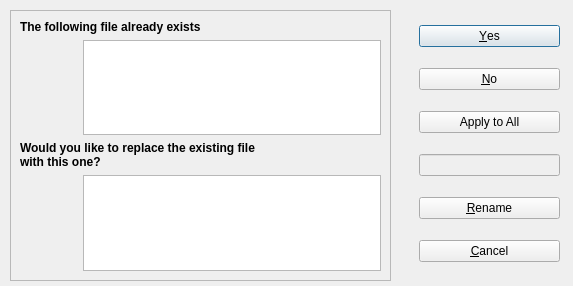
Above: trunk/src/overwriteui.ui from ruphy/aku before the change. Below: the same form after it.
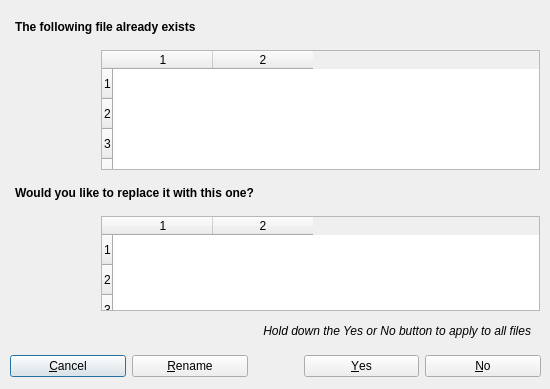
That is the form after the change. Custom widgets are drawn as their Qt base class.

Commit message: ovewrite dialog restyling

```diff
--- a/trunk/src/overwriteui.ui
+++ b/trunk/src/overwriteui.ui
@@ -8,8 +8,8 @@
    <rect>
     <x>0</x>
     <y>0</y>
-    <width>573</width>
-    <height>286</height>
+    <width>550</width>
+    <height>389</height>
    </rect>
   </property>
   <property name="sizePolicy" >
@@ -20,189 +20,59 @@
   </property>
   <property name="minimumSize" >
    <size>
-    <width>573</width>
+    <width>550</width>
     <height>286</height>
    </size>
   </property>
   <property name="maximumSize" >
    <size>
-    <width>573</width>
-    <height>286</height>
+    <width>550</width>
+    <height>400</height>
    </size>
   </property>
   <property name="windowTitle" >
    <string>Dialog</string>
   </property>
-  <widget class="QFrame" name="frame" >
+  <widget class="QWidget" name="horizontalLayoutWidget" >
    <property name="geometry" >
     <rect>
      <x>10</x>
-     <y>10</y>
-     <width>381</width>
-     <height>271</height>
+     <y>350</y>
+     <width>531</width>
+     <height>32</height>
     </rect>
    </property>
-   <property name="frameShape" >
-    <enum>QFrame::StyledPanel</enum>
-   </property>
-   <property name="frameShadow" >
-    <enum>QFrame::Sunken</enum>
-   </property>
-   <widget class="QWidget" name="gridLayoutWidget" >
-    <property name="geometry" >
-     <rect>
-      <x>10</x>
-      <y>10</y>
-      <width>361</width>
-      <height>251</height>
-     </rect>
-    </property>
-    <layout class="QGridLayout" name="gridLayout" >
-     <item row="0" column="0" >
-      <widget class="QLabel" name="label" >
-       <property name="font" >
-        <font>
-         <pointsize>9</pointsize>
-         <weight>75</weight>
-         <bold>true</bold>
-        </font>
-       </property>
-       <property name="text" >
-        <string>The following file already exists</string>
-       </property>
-       <property name="textInteractionFlags" >
-        <set>Qt::NoTextInteraction</set>
-       </property>
-      </widget>
-     </item>
-     <item row="4" column="0" >
-      <widget class="QLabel" name="label_3" >
-       <property name="font" >
-        <font>
-         <pointsize>9</pointsize>
-         <weight>75</weight>
-         <bold>true</bold>
-        </font>
-       </property>
-       <property name="lineWidth" >
-        <number>1</number>
-       </property>
-       <property name="midLineWidth" >
-        <number>1</number>
-       </property>
-       <property name="text" >
-        <string>Would you like to replace the existing file
-with this one?</string>
-       </property>
-       <property name="scaledContents" >
-        <bool>false</bool>
-       </property>
-       <property name="wordWrap" >
-        <bool>false</bool>
-       </property>
-       <property name="textInteractionFlags" >
-        <set>Qt::NoTextInteraction</set>
-       </property>
-      </widget>
-     </item>
-     <item row="1" column="0" >
-      <layout class="QHBoxLayout" name="horizontalLayout" >
-       <item>
-        <widget class="QLabel" name="destIconLabel" >
-         <property name="minimumSize" >
-          <size>
-           <width>57</width>
-           <height>50</height>
-          </size>
-         </property>
-         <property name="maximumSize" >
-          <size>
-           <width>57</width>
-           <height>50</height>
-          </size>
-         </property>
-         <property name="toolTip" >
-          <string/>
-         </property>
-         <property name="text" >
-          <string/>
-         </property>
-         <property name="scaledContents" >
-          <bool>false</bool>
-         </property>
-         <property name="openExternalLinks" >
-          <bool>false</bool>
-         </property>
-        </widget>
-       </item>
-       <item>
-        <widget class="KTextEdit" name="destDetails" >
-         <property name="font" >
-          <font>
-           <pointsize>9</pointsize>
-          </font>
-         </property>
-         <property name="textInteractionFlags" >
-          <set>Qt::LinksAccessibleByKeyboard|Qt::LinksAccessibleByMouse|Qt::TextBrowserInteraction|Qt::TextEditable|Qt::TextEditorInteraction|Qt::TextSelectableByKeyboard|Qt::TextSelectableByMouse</set>
-         </property>
-        </widget>
-       </item>
-      </layout>
-     </item>
-     <item row="5" column="0" >
-      <layout class="QHBoxLayout" name="horizontalLayout_2" >
-       <item>
-        <widget class="QLabel" name="sourceIconLabel" >
-         <property name="minimumSize" >
-          <size>
-           <width>57</width>
-           <height>50</height>
-          </size>
-         </property>
-         <property name="maximumSize" >
-          <size>
-           <width>57</width>
-           <height>50</height>
-          </size>
-         </property>
-         <property name="text" >
-          <string/>
-         </property>
-         <property name="scaledContents" >
-          <bool>false</bool>
-         </property>
-        </widget>
-       </item>
-       <item>
-        <widget class="KTextEdit" name="sourceDetails" >
-         <property name="font" >
-          <font>
-           <pointsize>9</pointsize>
-          </font>
-         </property>
-        </widget>
-       </item>
-      </layout>
-     </item>
-    </layout>
-    <zorder>label</zorder>
-    <zorder>label_3</zorder>
-    <zorder>destFile</zorder>
-    <zorder>label_2</zorder>
-    <zorder>destDetails</zorder>
-    <zorder>destIconLabel</zorder>
-   </widget>
-  </widget>
-  <widget class="QWidget" name="verticalLayoutWidget" >
-   <property name="geometry" >
-    <rect>
-     <x>419</x>
-     <y>10</y>
-     <width>141</width>
-     <height>271</height>
-    </rect>
-   </property>
-   <layout class="QVBoxLayout" name="verticalLayout" >
+   <layout class="QHBoxLayout" name="horizontalLayout_3" >
+    <item>
+     <widget class="KPushButton" name="cancelButton" >
+      <property name="text" >
+       <string>&amp;Cancel</string>
+      </property>
+     </widget>
+    </item>
+    <item>
+     <widget class="KPushButton" name="renameButton" >
+      <property name="text" >
+       <string>&amp;Rename</string>
+      </property>
+     </widget>
+    </item>
+    <item>
+     <spacer name="horizontalSpacer_3" >
+      <property name="orientation" >
+       <enum>Qt::Horizontal</enum>
+      </property>
+      <property name="sizeType" >
+       <enum>QSizePolicy::Maximum</enum>
+      </property>
+      <property name="sizeHint" stdset="0" >
+       <size>
+        <width>50</width>
+        <height>20</height>
+       </size>
+      </property>
+     </spacer>
+    </item>
     <item>
      <widget class="KPushButton" name="yesButton" >
       <property name="text" >
@@ -218,80 +88,369 @@
       <property name="text" >
        <string>&amp;No</string>
       </property>
-     </widget>
-    </item>
-    <item>
-     <widget class="KPushButton" name="toallButton" >
-      <property name="font" >
-       <font>
-        <weight>50</weight>
-        <italic>false</italic>
-        <bold>false</bold>
-       </font>
-      </property>
-      <property name="toolTip" >
-       <string>Assume Yes/No on all queries</string>
-      </property>
-      <property name="text" >
-       <string>Apply to All</string>
-      </property>
       <property name="checkable" >
-       <bool>true</bool>
+       <bool>false</bool>
       </property>
       <property name="checked" >
        <bool>false</bool>
       </property>
-      <property name="flat" >
+     </widget>
+    </item>
+   </layout>
+  </widget>
+  <widget class="QWidget" name="gridLayoutWidget" >
+   <property name="geometry" >
+    <rect>
+     <x>10</x>
+     <y>20</y>
+     <width>535</width>
+     <height>291</height>
+    </rect>
+   </property>
+   <layout class="QGridLayout" name="gridLayout" >
+    <item row="2" column="0" >
+     <layout class="QHBoxLayout" name="horizontalLayout" >
+      <item>
+       <widget class="QLabel" name="destIconLabel" >
+        <property name="minimumSize" >
+         <size>
+          <width>60</width>
+          <height>60</height>
+         </size>
+        </property>
+        <property name="maximumSize" >
+         <size>
+          <width>60</width>
+          <height>60</height>
+         </size>
+        </property>
+        <property name="toolTip" >
+         <string/>
+        </property>
+        <property name="text" >
+         <string/>
+        </property>
+        <property name="scaledContents" >
+         <bool>false</bool>
+        </property>
+        <property name="openExternalLinks" >
+         <bool>false</bool>
+        </property>
+       </widget>
+      </item>
+      <item>
+       <spacer name="horizontalSpacer" >
+        <property name="orientation" >
+         <enum>Qt::Horizontal</enum>
+        </property>
+        <property name="sizeType" >
+         <enum>QSizePolicy::Fixed</enum>
+        </property>
+        <property name="sizeHint" stdset="0" >
+         <size>
+          <width>20</width>
+          <height>20</height>
+         </size>
+        </property>
+       </spacer>
+      </item>
+      <item>
+       <widget class="QTableWidget" name="destDetails" >
+        <property name="minimumSize" >
+         <size>
+          <width>439</width>
+          <height>0</height>
+         </size>
+        </property>
+        <property name="maximumSize" >
+         <size>
+          <width>439</width>
+          <height>16777215</height>
+         </size>
+        </property>
+        <property name="font" >
+         <font>
+          <pointsize>9</pointsize>
+         </font>
+        </property>
+        <property name="frameShape" >
+         <enum>QFrame::StyledPanel</enum>
+        </property>
+        <property name="frameShadow" >
+         <enum>QFrame::Sunken</enum>
+        </property>
+        <property name="verticalScrollBarPolicy" >
+         <enum>Qt::ScrollBarAlwaysOff</enum>
+        </property>
+        <property name="autoScroll" >
+         <bool>true</bool>
+        </property>
+        <property name="autoScrollMargin" >
+         <number>5</number>
+        </property>
+        <property name="editTriggers" >
+         <set>QAbstractItemView::NoEditTriggers</set>
+        </property>
+        <property name="horizontalScrollMode" >
+         <enum>QAbstractItemView::ScrollPerPixel</enum>
+        </property>
+        <property name="showGrid" >
+         <bool>false</bool>
+        </property>
+        <property name="gridStyle" >
+         <enum>Qt::DashLine</enum>
+        </property>
+        <property name="cornerButtonEnabled" >
+         <bool>true</bool>
+        </property>
+        <property name="rowCount" >
+         <number>4</number>
+        </property>
+        <property name="columnCount" >
+         <number>2</number>
+        </property>
+        <row/>
+        <row/>
+        <row/>
+        <row/>
+        <column/>
+        <column/>
+       </widget>
+      </item>
+     </layout>
+    </item>
+    <item row="8" column="0" >
+     <layout class="QHBoxLayout" name="horizontalLayout_2" >
+      <item>
+       <widget class="QLabel" name="sourceIconLabel" >
+        <property name="minimumSize" >
+         <size>
+          <width>60</width>
+          <height>60</height>
+         </size>
+        </property>
+        <property name="maximumSize" >
+         <size>
+          <width>60</width>
+          <height>60</height>
+         </size>
+        </property>
+        <property name="text" >
+         <string/>
+        </property>
+        <property name="scaledContents" >
+         <bool>false</bool>
+        </property>
+       </widget>
+      </item>
+      <item>
+       <spacer name="horizontalSpacer_2" >
+        <property name="orientation" >
+         <enum>Qt::Horizontal</enum>
+        </property>
+        <property name="sizeType" >
+         <enum>QSizePolicy::Fixed</enum>
+        </property>
+        <property name="sizeHint" stdset="0" >
+         <size>
+          <width>20</width>
+          <height>20</height>
+         </size>
+        </property>
+       </spacer>
+      </item>
+      <item>
+       <widget class="QTableWidget" name="sourceDetails" >
+        <property name="minimumSize" >
+         <size>
+          <width>439</width>
+          <height>95</height>
+         </size>
+        </property>
+        <property name="maximumSize" >
+         <size>
+          <width>439</width>
+          <height>95</height>
+         </size>
+        </property>
+        <property name="font" >
+         <font>
+          <pointsize>9</pointsize>
+         </font>
+        </property>
+        <property name="frameShape" >
+         <enum>QFrame::StyledPanel</enum>
+        </property>
+        <property name="frameShadow" >
+         <enum>QFrame::Sunken</enum>
+        </property>
+        <property name="verticalScrollBarPolicy" >
+         <enum>Qt::ScrollBarAlwaysOff</enum>
+        </property>
+        <property name="autoScroll" >
+         <bool>true</bool>
+        </property>
+        <property name="autoScrollMargin" >
+         <number>5</number>
+        </property>
+        <property name="editTriggers" >
+         <set>QAbstractItemView::NoEditTriggers</set>
+        </property>
+        <property name="horizontalScrollMode" >
+         <enum>QAbstractItemView::ScrollPerPixel</enum>
+        </property>
+        <property name="showGrid" >
+         <bool>false</bool>
+        </property>
+        <property name="gridStyle" >
+         <enum>Qt::NoPen</enum>
+        </property>
+        <property name="rowCount" >
+         <number>3</number>
+        </property>
+        <property name="columnCount" >
+         <number>2</number>
+        </property>
+        <row/>
+        <row/>
+        <row/>
+        <column/>
+        <column/>
+       </widget>
+      </item>
+     </layout>
+    </item>
+    <item row="6" column="0" >
+     <widget class="QLabel" name="label_3" >
+      <property name="font" >
+       <font>
+        <pointsize>9</pointsize>
+        <weight>75</weight>
+        <bold>true</bold>
+       </font>
+      </property>
+      <property name="lineWidth" >
+       <number>1</number>
+      </property>
+      <property name="midLineWidth" >
+       <number>1</number>
+      </property>
+      <property name="text" >
+       <string>Would you like to replace it with this one?</string>
+      </property>
+      <property name="scaledContents" >
        <bool>false</bool>
       </property>
-      <property name="isDragEnabled" stdset="0" >
-       <bool>true</bool>
+      <property name="wordWrap" >
+       <bool>false</bool>
       </property>
+      <property name="indent" >
+       <number>0</number>
+      </property>
+      <property name="textInteractionFlags" >
+       <set>Qt::NoTextInteraction</set>
+      </property>
      </widget>
     </item>
-    <item>
-     <widget class="KLineEdit" name="klineedit" >
-      <property name="enabled" >
-       <bool>false</bool>
+    <item row="1" column="0" >
+     <spacer name="verticalSpacer" >
+      <property name="orientation" >
+       <enum>Qt::Vertical</enum>
       </property>
-      <property name="showClearButton" stdset="0" >
-       <bool>true</bool>
+      <property name="sizeType" >
+       <enum>QSizePolicy::Fixed</enum>
       </property>
-     </widget>
+      <property name="sizeHint" stdset="0" >
+       <size>
+        <width>10</width>
+        <height>10</height>
+       </size>
+      </property>
+     </spacer>
     </item>
-    <item>
-     <widget class="KPushButton" name="renameButton" >
-      <property name="text" >
-       <string>&amp;Rename</string>
+    <item row="5" column="0" >
+     <spacer name="verticalSpacer_2" >
+      <property name="orientation" >
+       <enum>Qt::Vertical</enum>
       </property>
-     </widget>
+      <property name="sizeType" >
+       <enum>QSizePolicy::Fixed</enum>
+      </property>
+      <property name="sizeHint" stdset="0" >
+       <size>
+        <width>20</width>
+        <height>10</height>
+       </size>
+      </property>
+     </spacer>
     </item>
-    <item>
-     <widget class="KPushButton" name="cancelButton" >
+    <item row="0" column="0" >
+     <widget class="QLabel" name="label" >
+      <property name="font" >
+       <font>
+        <pointsize>9</pointsize>
+        <weight>75</weight>
+        <bold>true</bold>
+       </font>
+      </property>
       <property name="text" >
-       <string>&amp;Cancel</string>
+       <string>The following file already exists</string>
       </property>
+      <property name="indent" >
+       <number>0</number>
+      </property>
+      <property name="textInteractionFlags" >
+       <set>Qt::NoTextInteraction</set>
+      </property>
      </widget>
     </item>
+    <item row="7" column="0" >
+     <spacer name="verticalSpacer_3" >
+      <property name="orientation" >
+       <enum>Qt::Vertical</enum>
+      </property>
+      <property name="sizeType" >
+       <enum>QSizePolicy::Fixed</enum>
+      </property>
+      <property name="sizeHint" stdset="0" >
+       <size>
+        <width>20</width>
+        <height>10</height>
+       </size>
+      </property>
+     </spacer>
+    </item>
    </layout>
   </widget>
+  <widget class="QLabel" name="label_2" >
+   <property name="geometry" >
+    <rect>
+     <x>20</x>
+     <y>320</y>
+     <width>511</width>
+     <height>21</height>
+    </rect>
+   </property>
+   <property name="font" >
+    <font>
+     <pointsize>9</pointsize>
+     <italic>true</italic>
+    </font>
+   </property>
+   <property name="text" >
+    <string>Hold down the Yes or No button to apply to all files</string>
+   </property>
+   <property name="alignment" >
+    <set>Qt::AlignRight|Qt::AlignTrailing|Qt::AlignVCenter</set>
+   </property>
+  </widget>
  </widget>
  <customwidgets>
-  <customwidget>
-   <class>KLineEdit</class>
-   <extends>QLineEdit</extends>
-   <header>klineedit.h</header>
-  </customwidget>
   <customwidget>
    <class>KPushButton</class>
    <extends>QPushButton</extends>
    <header>kpushbutton.h</header>
   </customwidget>
-  <customwidget>
-   <class>KTextEdit</class>
-   <extends>QTextEdit</extends>
-   <header>ktextedit.h</header>
-  </customwidget>
  </customwidgets>
  <resources/>
  <connections/>
```
The commit also changes 6 other files.
